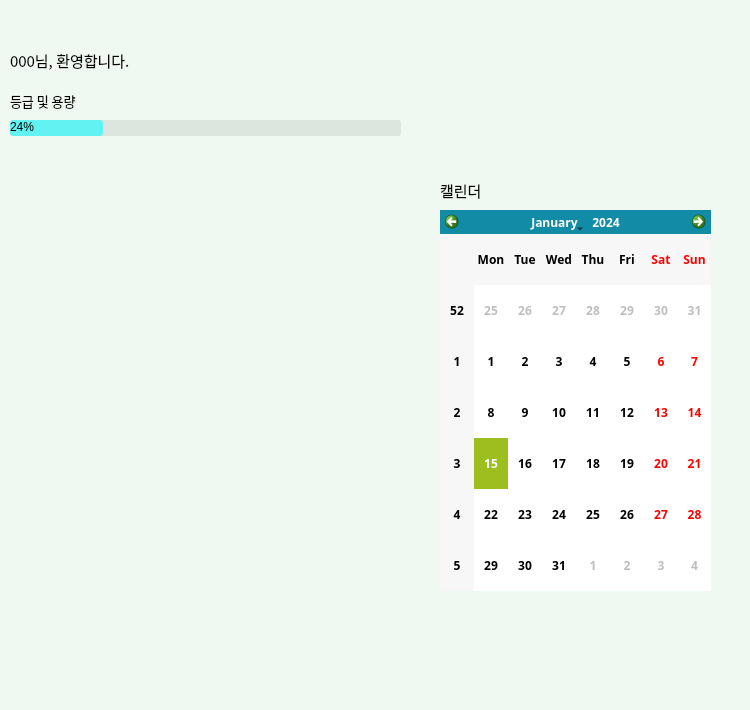
Old version of the form YOUNG_CLOUD/client/ui/dialog/home_widget.ui in the repository mycom0216/young-cloud.
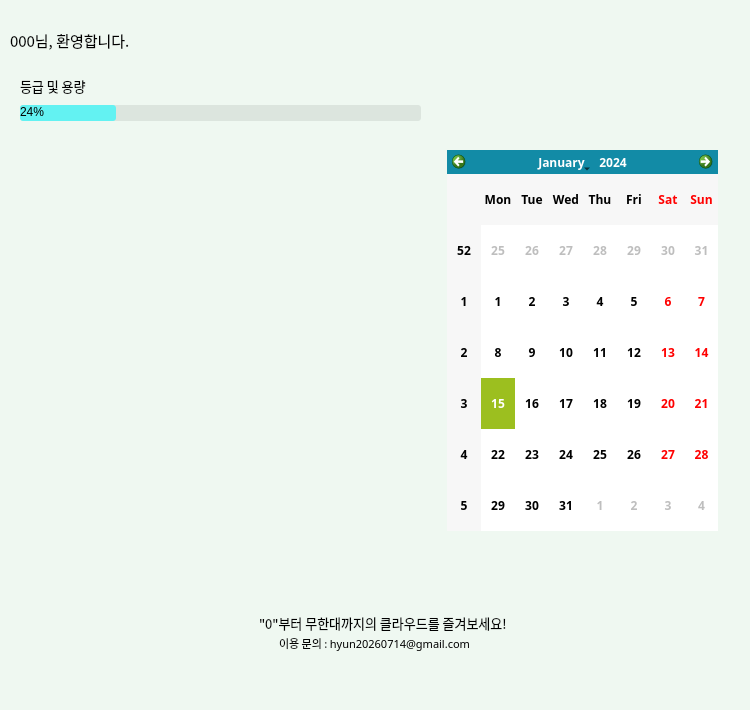
New version of the form. Icons and pictures are not drawn.

Commit message: 메인 ui 다듬고 메시지함 읽음처리 더 눈에 띄게함

What changed in the file:
```diff
--- a/YOUNG_CLOUD/client/ui/dialog/home_widget.ui
+++ b/YOUNG_CLOUD/client/ui/dialog/home_widget.ui
@@ -39,7 +39,7 @@
    <property name="geometry">
     <rect>
      <x>10</x>
-     <y>50</y>
+     <y>30</y>
      <width>391</width>
      <height>21</height>
     </rect>
@@ -57,9 +57,9 @@
   <widget class="QProgressBar" name="progressBar">
    <property name="geometry">
     <rect>
-     <x>10</x>
-     <y>120</y>
-     <width>391</width>
+     <x>20</x>
+     <y>105</y>
+     <width>401</width>
      <height>16</height>
     </rect>
    </property>
@@ -81,8 +81,8 @@
   <widget class="QLabel" name="label_bar_name">
    <property name="geometry">
     <rect>
-     <x>10</x>
-     <y>90</y>
+     <x>20</x>
+     <y>75</y>
      <width>381</width>
      <height>21</height>
     </rect>
@@ -97,30 +97,11 @@
     <string>등급 및 용량</string>
    </property>
   </widget>
-  <widget class="QLabel" name="label_2">
-   <property name="geometry">
-    <rect>
-     <x>440</x>
-     <y>180</y>
-     <width>141</width>
-     <height>21</height>
-    </rect>
-   </property>
-   <property name="font">
-    <font>
-     <family>나눔스퀘어</family>
-     <pointsize>11</pointsize>
-    </font>
-   </property>
-   <property name="text">
-    <string>캘린더</string>
-   </property>
-  </widget>
   <widget class="QLabel" name="label_3">
    <property name="geometry">
     <rect>
-     <x>10</x>
-     <y>210</y>
+     <x>17</x>
+     <y>150</y>
      <width>210</width>
      <height>100</height>
     </rect>
@@ -138,8 +119,8 @@
   <widget class="QLabel" name="label_4">
    <property name="geometry">
     <rect>
-     <x>10</x>
-     <y>320</y>
+     <x>17</x>
+     <y>260</y>
      <width>210</width>
      <height>271</height>
     </rect>
@@ -157,8 +138,8 @@
   <widget class="QCalendarWidget" name="calendarWidget">
    <property name="geometry">
     <rect>
-     <x>440</x>
-     <y>210</y>
+     <x>447</x>
+     <y>150</y>
      <width>271</width>
      <height>381</height>
     </rect>
@@ -176,8 +157,8 @@
   <widget class="QLabel" name="label_5">
    <property name="geometry">
     <rect>
-     <x>232</x>
-     <y>210</y>
+     <x>239</x>
+     <y>150</y>
      <width>185</width>
      <height>101</height>
     </rect>
@@ -195,8 +176,8 @@
   <widget class="QLabel" name="label_6">
    <property name="geometry">
     <rect>
-     <x>232</x>
-     <y>320</y>
+     <x>239</x>
+     <y>260</y>
      <width>185</width>
      <height>271</height>
     </rect>
@@ -211,6 +192,44 @@
     <bool>true</bool>
    </property>
   </widget>
+  <widget class="QLabel" name="label_bar_name_2">
+   <property name="geometry">
+    <rect>
+     <x>259</x>
+     <y>612</y>
+     <width>381</width>
+     <height>21</height>
+    </rect>
+   </property>
+   <property name="font">
+    <font>
+     <family>나눔스퀘어</family>
+     <pointsize>10</pointsize>
+    </font>
+   </property>
+   <property name="text">
+    <string>&quot;0&quot;부터 무한대까지의 클라우드를 즐겨보세요!</string>
+   </property>
+  </widget>
+  <widget class="QLabel" name="label_bar_name_3">
+   <property name="geometry">
+    <rect>
+     <x>279</x>
+     <y>633</y>
+     <width>221</width>
+     <height>21</height>
+    </rect>
+   </property>
+   <property name="font">
+    <font>
+     <family>나눔스퀘어</family>
+     <pointsize>8</pointsize>
+    </font>
+   </property>
+   <property name="text">
+    <string>이용 문의 : hyun20260714@gmail.com</string>
+   </property>
+  </widget>
  </widget>
  <resources/>
  <connections/>
```
The commit also changes 7 other files.
